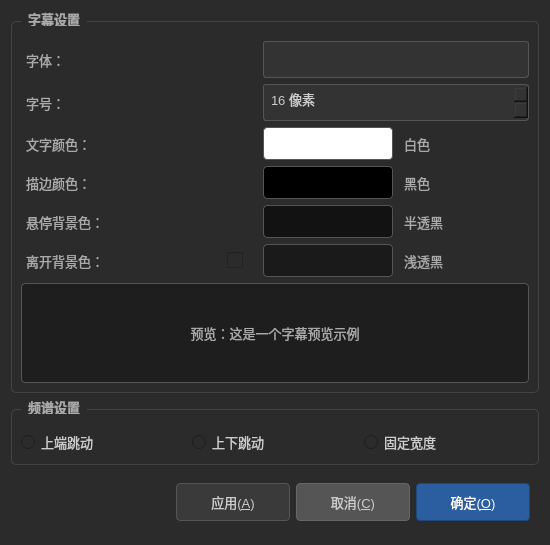
Before: the Qt Designer form src/settingwid.ui in xycwr92xiao/xyffmpegplayer, drawn with Qt 5.
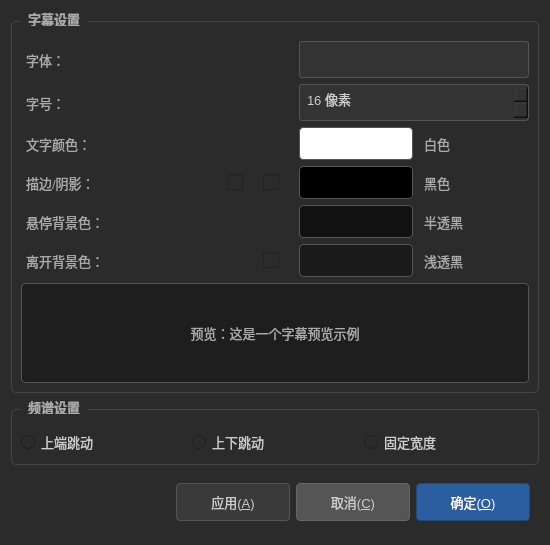
After: the same form once the commit is applied. Icons and pictures are not drawn.

```diff
--- a/src/settingwid.ui
+++ b/src/settingwid.ui
@@ -66,8 +66,9 @@
 
 QComboBox::down-arrow {
     image: url(:/res/icons/down_arrow.svg);
-    width: 12px;
-    height: 12px;
+    padding-right: 15px;
+    width: 24px;
+    height: 16px;
 }
 
 QComboBox QAbstractItemView {
@@ -140,43 +141,6 @@
       <string>字幕设置</string>
      </property>
      <layout class="QGridLayout" name="gridLayout">
-      <item row="1" column="2">
-       <widget class="QSpinBox" name="spinFontSize">
-        <property name="suffix">
-         <string> 像素</string>
-        </property>
-        <property name="minimum">
-         <number>8</number>
-        </property>
-        <property name="maximum">
-         <number>72</number>
-        </property>
-        <property name="value">
-         <number>16</number>
-        </property>
-       </widget>
-      </item>
-      <item row="4" column="0">
-       <widget class="QLabel" name="labelHoverBgColor">
-        <property name="text">
-         <string>悬停背景色：</string>
-        </property>
-       </widget>
-      </item>
-      <item row="2" column="0">
-       <widget class="QLabel" name="labelTextColor">
-        <property name="text">
-         <string>文字颜色：</string>
-        </property>
-       </widget>
-      </item>
-      <item row="0" column="2">
-       <widget class="QComboBox" name="comboFontFamily">
-        <property name="editable">
-         <bool>false</bool>
-        </property>
-       </widget>
-      </item>
       <item row="0" column="0">
        <widget class="QLabel" name="labelFontFamily">
         <property name="text">
@@ -184,7 +148,62 @@
         </property>
        </widget>
       </item>
-      <item row="7" column="0" colspan="3">
+      <item row="6" column="3">
+       <layout class="QHBoxLayout" name="horizontalLayout_LeaveBgColor">
+        <item>
+         <widget class="QPushButton" name="btnLeaveBgColor">
+          <property name="styleSheet">
+           <string notr="true">background-color: rgba(0, 0, 0, 100);</string>
+          </property>
+          <property name="text">
+           <string/>
+          </property>
+          <property name="flat">
+           <bool>false</bool>
+          </property>
+         </widget>
+        </item>
+        <item>
+         <widget class="QLabel" name="labelLeaveBgColorDisplay">
+          <property name="text">
+           <string>浅透黑</string>
+          </property>
+         </widget>
+        </item>
+       </layout>
+      </item>
+      <item row="0" column="3">
+       <widget class="QComboBox" name="comboFontFamily">
+        <property name="editable">
+         <bool>false</bool>
+        </property>
+       </widget>
+      </item>
+      <item row="2" column="3">
+       <layout class="QHBoxLayout" name="horizontalLayout_TextColor">
+        <item>
+         <widget class="QPushButton" name="btnTextColor">
+          <property name="styleSheet">
+           <string notr="true">background-color: white;</string>
+          </property>
+          <property name="text">
+           <string/>
+          </property>
+          <property name="flat">
+           <bool>false</bool>
+          </property>
+         </widget>
+        </item>
+        <item>
+         <widget class="QLabel" name="labelTextColorDisplay">
+          <property name="text">
+           <string>白色</string>
+          </property>
+         </widget>
+        </item>
+       </layout>
+      </item>
+      <item row="7" column="0" colspan="4">
        <widget class="QLabel" name="labelPreview">
         <property name="minimumSize">
          <size>
@@ -208,38 +227,106 @@
         </property>
        </widget>
       </item>
+      <item row="2" column="0">
+       <widget class="QLabel" name="labelTextColor">
+        <property name="text">
+         <string>文字颜色：</string>
+        </property>
+       </widget>
+      </item>
       <item row="6" column="2">
-       <layout class="QHBoxLayout" name="horizontalLayout_LeaveBgColor">
-        <item>
-         <widget class="QPushButton" name="btnLeaveBgColor">
-          <property name="styleSheet">
-           <string notr="true">background-color: rgba(0, 0, 0, 100);</string>
-          </property>
-          <property name="text">
-           <string/>
-          </property>
-          <property name="flat">
-           <bool>false</bool>
-          </property>
-         </widget>
-        </item>
-        <item>
-         <widget class="QLabel" name="labelLeaveBgColorDisplay">
-          <property name="text">
-           <string>浅透黑</string>
-          </property>
-         </widget>
-        </item>
-       </layout>
+       <widget class="QCheckBox" name="checkKeepBackground">
+        <property name="maximumSize">
+         <size>
+          <width>30</width>
+          <height>16777215</height>
+         </size>
+        </property>
+        <property name="text">
+         <string/>
+        </property>
+       </widget>
+      </item>
+      <item row="1" column="3">
+       <widget class="QSpinBox" name="spinFontSize">
+        <property name="suffix">
+         <string> 像素</string>
+        </property>
+        <property name="minimum">
+         <number>8</number>
+        </property>
+        <property name="maximum">
+         <number>72</number>
+        </property>
+        <property name="value">
+         <number>16</number>
+        </property>
+       </widget>
+      </item>
+      <item row="6" column="0">
+       <widget class="QLabel" name="labelLeaveBgColor">
+        <property name="minimumSize">
+         <size>
+          <width>200</width>
+          <height>0</height>
+         </size>
+        </property>
+        <property name="maximumSize">
+         <size>
+          <width>200</width>
+          <height>16777215</height>
+         </size>
+        </property>
+        <property name="text">
+         <string>离开背景色：</string>
+        </property>
+       </widget>
       </item>
       <item row="3" column="0">
        <widget class="QLabel" name="labelStrokeColor">
         <property name="text">
-         <string>描边颜色：</string>
+         <string>描边/阴影：</string>
         </property>
        </widget>
       </item>
-      <item row="4" column="2">
+      <item row="3" column="3">
+       <layout class="QHBoxLayout" name="horizontalLayout_StrokeColor">
+        <item>
+         <widget class="QPushButton" name="btnStrokeColor">
+          <property name="styleSheet">
+           <string notr="true">background-color: black;</string>
+          </property>
+          <property name="text">
+           <string/>
+          </property>
+          <property name="flat">
+           <bool>false</bool>
+          </property>
+         </widget>
+        </item>
+        <item>
+         <widget class="QLabel" name="labelStrokeColorDisplay">
+          <property name="text">
+           <string>黑色</string>
+          </property>
+         </widget>
+        </item>
+       </layout>
+      </item>
+      <item row="3" column="2">
+       <widget class="QCheckBox" name="checkYinying">
+        <property name="maximumSize">
+         <size>
+          <width>30</width>
+          <height>16777215</height>
+         </size>
+        </property>
+        <property name="text">
+         <string/>
+        </property>
+       </widget>
+      </item>
+      <item row="4" column="3">
        <layout class="QHBoxLayout" name="horizontalLayout_HoverBgColor">
         <item>
          <widget class="QPushButton" name="btnHoverBgColor">
@@ -263,25 +350,6 @@
         </item>
        </layout>
       </item>
-      <item row="6" column="0">
-       <widget class="QLabel" name="labelLeaveBgColor">
-        <property name="minimumSize">
-         <size>
-          <width>200</width>
-          <height>0</height>
-         </size>
-        </property>
-        <property name="maximumSize">
-         <size>
-          <width>200</width>
-          <height>16777215</height>
-         </size>
-        </property>
-        <property name="text">
-         <string>离开背景色：</string>
-        </property>
-       </widget>
-      </item>
       <item row="1" column="0">
        <widget class="QLabel" name="labelFontSize">
         <property name="text">
@@ -289,56 +357,15 @@
         </property>
        </widget>
       </item>
-      <item row="3" column="2">
-       <layout class="QHBoxLayout" name="horizontalLayout_StrokeColor">
-        <item>
-         <widget class="QPushButton" name="btnStrokeColor">
-          <property name="styleSheet">
-           <string notr="true">background-color: black;</string>
-          </property>
-          <property name="text">
-           <string/>
-          </property>
-          <property name="flat">
-           <bool>false</bool>
-          </property>
-         </widget>
-        </item>
-        <item>
-         <widget class="QLabel" name="labelStrokeColorDisplay">
-          <property name="text">
-           <string>黑色</string>
-          </property>
-         </widget>
-        </item>
-       </layout>
+      <item row="4" column="0">
+       <widget class="QLabel" name="labelHoverBgColor">
+        <property name="text">
+         <string>悬停背景色：</string>
+        </property>
+       </widget>
       </item>
-      <item row="2" column="2">
-       <layout class="QHBoxLayout" name="horizontalLayout_TextColor">
-        <item>
-         <widget class="QPushButton" name="btnTextColor">
-          <property name="styleSheet">
-           <string notr="true">background-color: white;</string>
-          </property>
-          <property name="text">
-           <string/>
-          </property>
-          <property name="flat">
-           <bool>false</bool>
-          </property>
-         </widget>
-        </item>
-        <item>
-         <widget class="QLabel" name="labelTextColorDisplay">
-          <property name="text">
-           <string>白色</string>
-          </property>
-         </widget>
-        </item>
-       </layout>
-      </item>
-      <item row="6" column="1">
-       <widget class="QCheckBox" name="checkKeepBackground">
+      <item row="3" column="1">
+       <widget class="QCheckBox" name="checkMiaobian">
         <property name="maximumSize">
          <size>
           <width>30</width>
```
